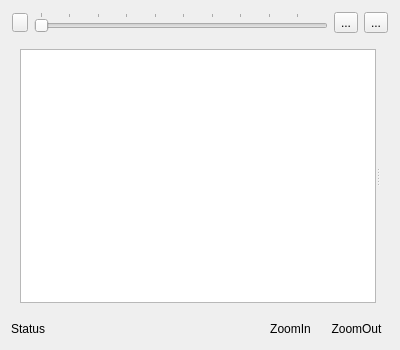
First picture: the form in src-qt5/desktop-utils/lumina-fm/widgets/DirWidget2.ui, repository lumina-desktop/lumina, before the edit.
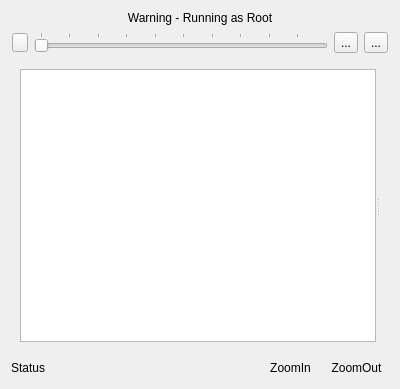
Second picture: the form after the edit.

Commit message: warning banner for running lumina-fm as root_

```diff
--- a/src-qt5/desktop-utils/lumina-fm/widgets/DirWidget2.ui
+++ b/src-qt5/desktop-utils/lumina-fm/widgets/DirWidget2.ui
@@ -7,7 +7,7 @@
     <x>0</x>
     <y>0</y>
     <width>400</width>
-    <height>350</height>
+    <height>389</height>
    </rect>
   </property>
   <property name="minimumSize">
@@ -19,7 +19,17 @@
   <property name="windowTitle">
    <string>Form</string>
   </property>
-  <layout class="QVBoxLayout" name="verticalLayout" stretch="0,0,1,0">
+  <layout class="QVBoxLayout" name="verticalLayout" stretch="0,0,0,1,0">
+   <item>
+    <widget class="QLabel" name="label_rootmode">
+     <property name="text">
+      <string>Warning - Running as Root</string>
+     </property>
+     <property name="alignment">
+      <set>Qt::AlignCenter</set>
+     </property>
+    </widget>
+   </item>
    <item>
     <layout class="QHBoxLayout" name="toolbar_layout"/>
    </item>
```
The commit also changes 3 other files.
